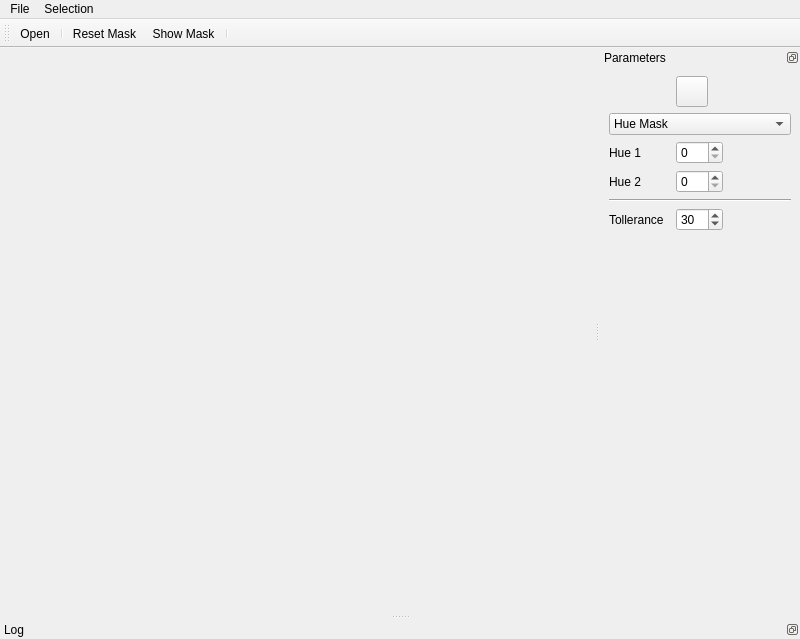
This is applications/testbed/ui/testbedMainWindow.ui in NickPenkrat/corecvs as Qt 5 draws it before an edit. The edited form follows.
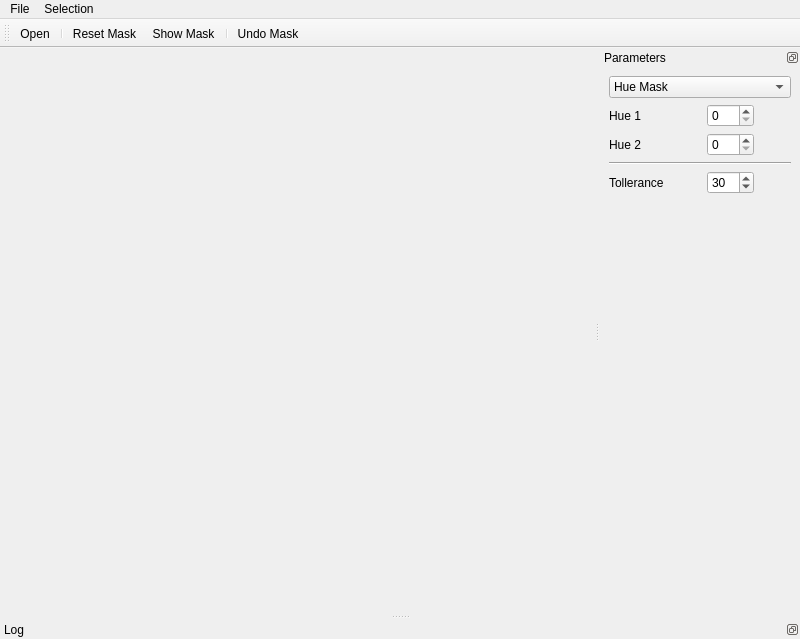
This is the edited form. Icons and pictures are not drawn.

What changed in the file:
```diff
--- a/applications/testbed/ui/testbedMainWindow.ui
+++ b/applications/testbed/ui/testbedMainWindow.ui
@@ -57,7 +57,7 @@
    </attribute>
    <widget class="QWidget" name="dockWidgetContents_2">
     <layout class="QGridLayout" name="gridLayout">
-     <item row="6" column="2">
+     <item row="5" column="2">
       <spacer name="verticalSpacer">
        <property name="orientation">
         <enum>Qt::Vertical</enum>
@@ -70,7 +70,7 @@
        </property>
       </spacer>
      </item>
-     <item row="1" column="0" colspan="4">
+     <item row="0" column="0" colspan="4">
       <widget class="QComboBox" name="maskComboBox">
        <item>
         <property name="text">
@@ -89,62 +89,49 @@
        </item>
       </widget>
      </item>
-     <item row="0" column="3">
-      <spacer name="horizontalSpacer">
-       <property name="orientation">
-        <enum>Qt::Horizontal</enum>
-       </property>
-       <property name="sizeHint" stdset="0">
-        <size>
-         <width>40</width>
-         <height>20</height>
-        </size>
-       </property>
-      </spacer>
-     </item>
-     <item row="2" column="2">
+     <item row="1" column="2">
       <widget class="QSpinBox" name="hue1SpinBox">
        <property name="maximum">
         <number>360</number>
        </property>
       </widget>
      </item>
-     <item row="3" column="2">
+     <item row="2" column="2">
       <widget class="QSpinBox" name="hue2SpinBox">
        <property name="maximum">
         <number>360</number>
        </property>
       </widget>
      </item>
-     <item row="2" column="0" colspan="2">
+     <item row="1" column="0" colspan="2">
       <widget class="QLabel" name="label">
        <property name="text">
         <string>Hue 1</string>
        </property>
       </widget>
      </item>
-     <item row="3" column="0" colspan="2">
+     <item row="2" column="0" colspan="2">
       <widget class="QLabel" name="label_2">
        <property name="text">
         <string>Hue 2</string>
        </property>
       </widget>
      </item>
-     <item row="4" column="0" colspan="4">
+     <item row="3" column="0" colspan="4">
       <widget class="Line" name="line">
        <property name="orientation">
         <enum>Qt::Horizontal</enum>
        </property>
       </widget>
      </item>
-     <item row="5" column="0">
+     <item row="4" column="0">
       <widget class="QLabel" name="label_3">
        <property name="text">
         <string>Tollerance</string>
        </property>
       </widget>
      </item>
-     <item row="5" column="2">
+     <item row="4" column="2">
       <widget class="QSpinBox" name="toleranceSpinBox">
        <property name="maximum">
         <number>900</number>
@@ -154,23 +141,6 @@
        </property>
       </widget>
      </item>
-     <item row="0" column="2">
-      <widget class="QToolButton" name="undoButton">
-       <property name="text">
-        <string/>
-       </property>
-       <property name="icon">
-        <iconset resource="../../../resources/main.qrc">
-         <normaloff>:/new/prefix1/back_alt.png</normaloff>:/new/prefix1/back_alt.png</iconset>
-       </property>
-       <property name="iconSize">
-        <size>
-         <width>24</width>
-         <height>24</height>
-        </size>
-       </property>
-      </widget>
-     </item>
     </layout>
    </widget>
   </widget>
@@ -195,6 +165,7 @@
    <addaction name="actionResetMask"/>
    <addaction name="actionShowMask"/>
    <addaction name="separator"/>
+   <addaction name="actionUndoMask"/>
   </widget>
   <widget class="QDockWidget" name="logWidget_2">
    <property name="features">
@@ -243,6 +214,15 @@
     <string>Show Mask</string>
    </property>
   </action>
+  <action name="actionUndoMask">
+   <property name="icon">
+    <iconset resource="../../../resources/main.qrc">
+     <normaloff>:/new/prefix1/back_alt.png</normaloff>:/new/prefix1/back_alt.png</iconset>
+   </property>
+   <property name="text">
+    <string>Undo Mask</string>
+   </property>
+  </action>
  </widget>
  <resources>
   <include location="../../../resources/main.qrc"/>
```
